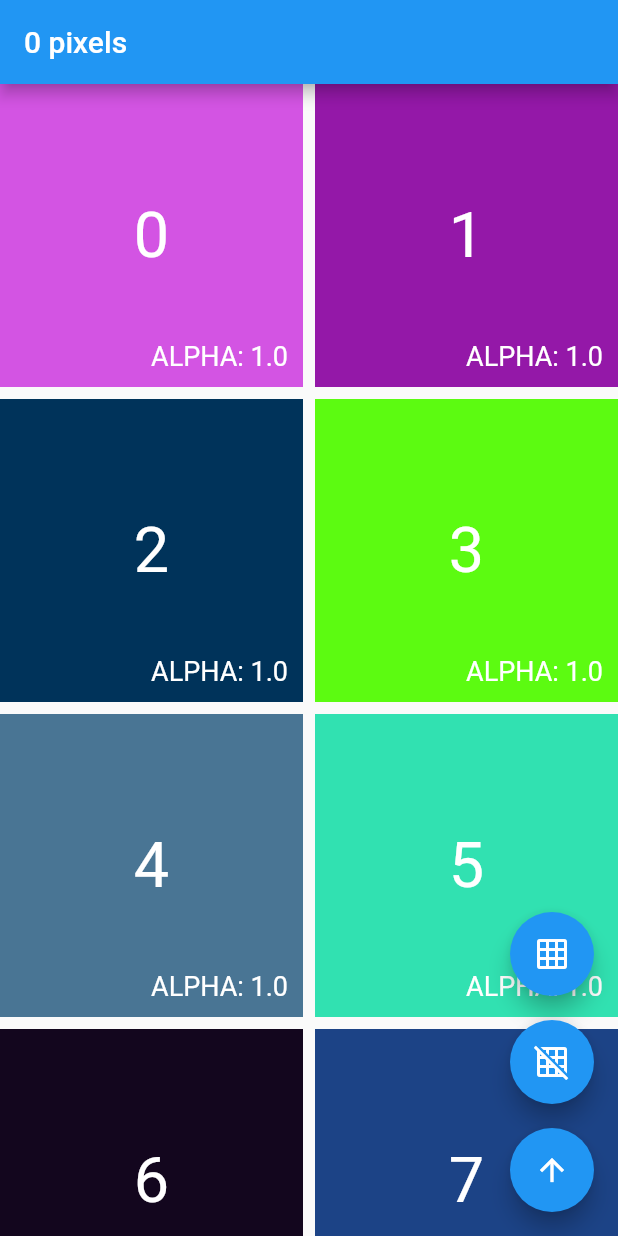
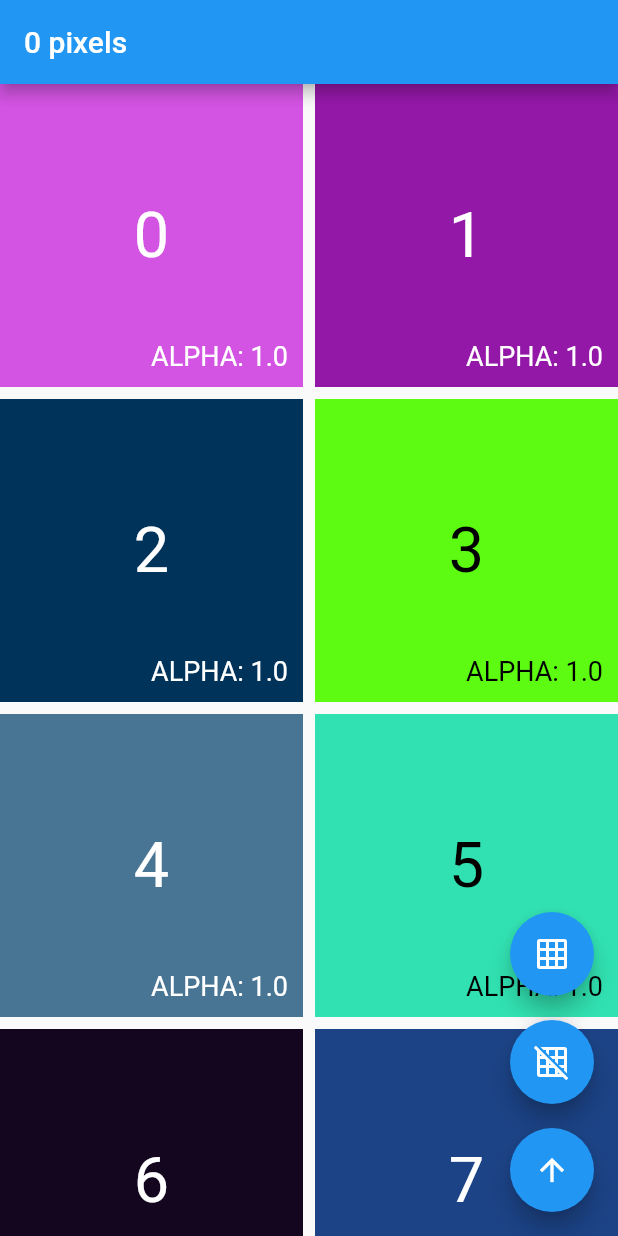
Before and after one commit to chuymaster/flutter-experiments, a Flutter app: the screen it shows after launch, on a phone screen of 412 x 824 dp. Run offline on Flutter 3.47's test engine with Material 2 defaults, Android fonts, the light colour scheme and no system bars.

Commit message:
Adjust text color based on grid item brightness

```diff
--- a/gridview/lib/grid_view_page.dart
+++ b/gridview/lib/grid_view_page.dart
@@ -94,6 +94,7 @@ class _GridViewPageState extends State<GridViewPage> {
             final gridItemColor =
                 Color((math.Random(index).nextDouble() * 0x00FFFFFF).toInt())
                     .withOpacity(1); // indexを上限にしてランダムしているので、毎回同じ色になる
+            final gridItemBrightness = gridItemColor.computeLuminance();
 
             return Stack(children: [
               Container(
@@ -101,7 +102,11 @@ class _GridViewPageState extends State<GridViewPage> {
                 child: Center(
                   child: Text(
                     index.toString(),
-                    style: TextStyle(fontSize: 42, color: Colors.white),
+                    style: TextStyle(
+                        fontSize: 42,
+                        color: gridItemBrightness > 0.5
+                            ? Colors.black
+                            : Colors.white),
                   ),
                 ),
               ),
@@ -114,7 +119,11 @@ class _GridViewPageState extends State<GridViewPage> {
                       .toUpperCase()
                       .substring(6, 16)
                       .replaceAll('0X', '#'),
-                  style: TextStyle(fontSize: 18, color: Colors.white),
+                  style: TextStyle(
+                      fontSize: 18,
+                      color: gridItemBrightness > 0.5
+                          ? Colors.black
+                          : Colors.white),
                 ),
               )
             ]);
```
